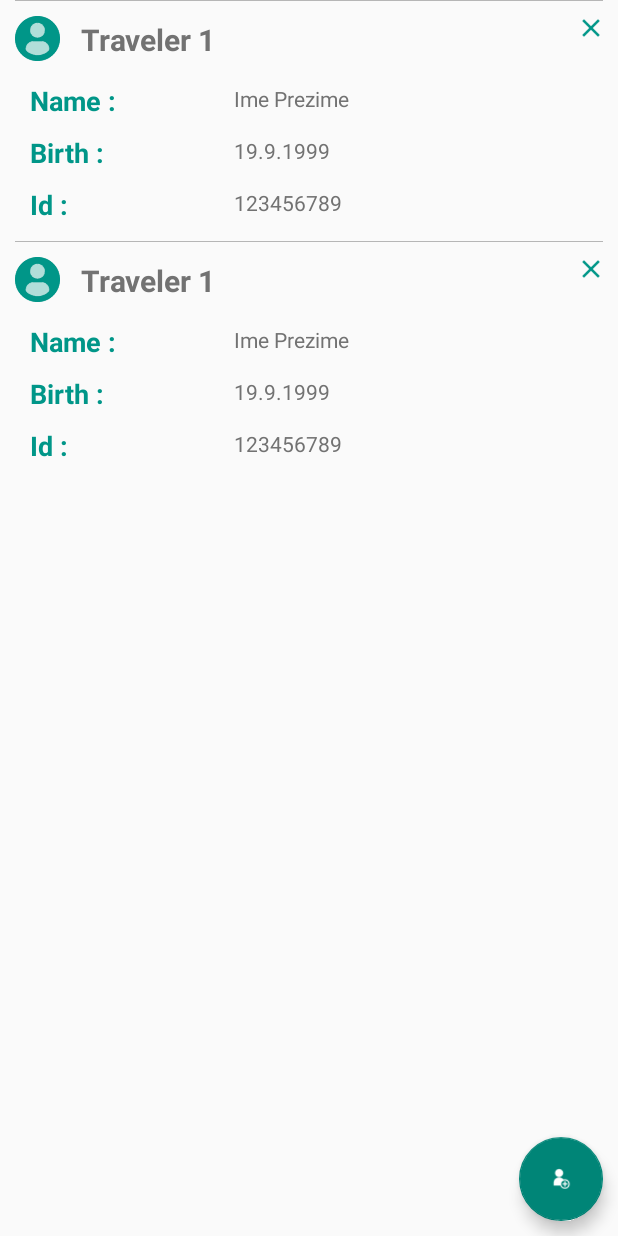
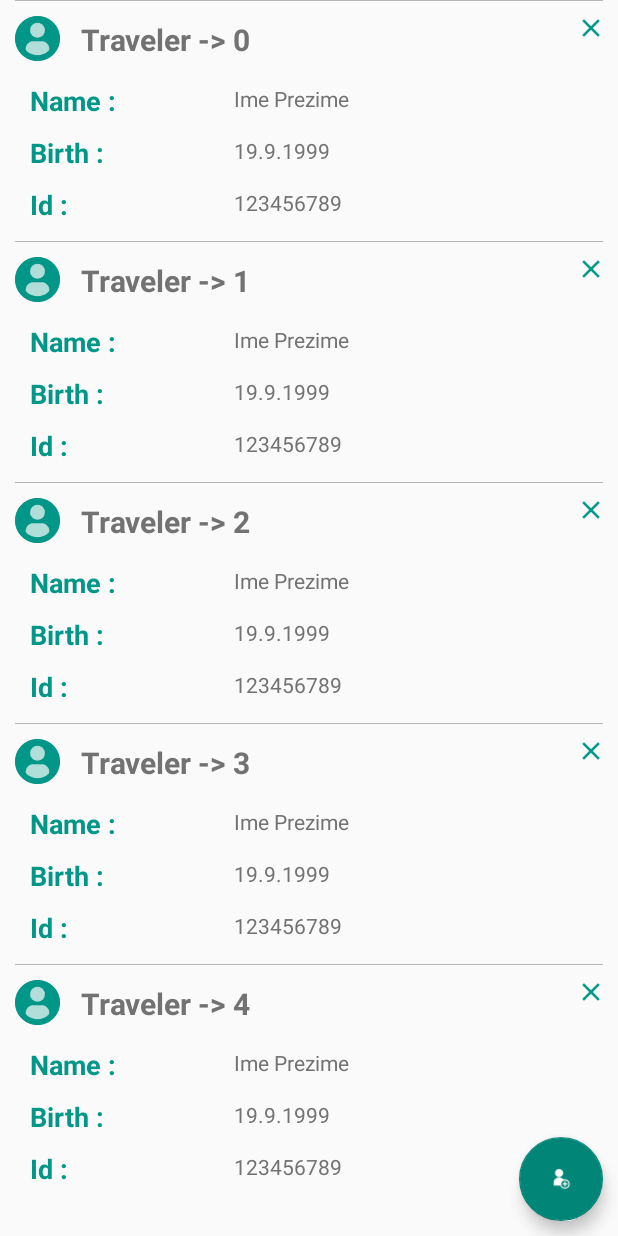
Before and after one commit to 0ximDigital/appsScanner, an Android app: the Test screen opened directly, with no data from a screen before it, on a phone screen of 412 x 824 dp. Run offline under Robolectric (Android 15) with nearby library versions, the phone set to English and light mode, and no system bars; libraries missing offline, so code that uses them is left out: com.github.clans.fab; plain views replace FloatingActionButton.

Commit message:
micanje travlera

```diff
--- a/app/src/main/java/tscanner/msquared/hr/travelscanner/activities/Test.java
+++ b/app/src/main/java/tscanner/msquared/hr/travelscanner/activities/Test.java
@@ -3,6 +3,7 @@ package tscanner.msquared.hr.travelscanner.activities;
 import android.app.Activity;
 import android.os.Bundle;
 import android.view.View;
+import android.widget.LinearLayout;
 
 import tscanner.msquared.hr.travelscanner.customViews.CustomMaterialDialog;
 import tscanner.msquared.hr.travelscanner.R;
@@ -13,7 +14,7 @@ import tscanner.msquared.hr.travelscanner.customViews.TravelerView;
  */
 public class Test extends Activity {
 
-    private CustomMaterialDialog cmd;
+    private LinearLayout containerLinearLayout;
 
     @Override
     protected void onCreate(Bundle savedInstanceState) {
@@ -23,6 +24,15 @@ public class Test extends Activity {
     }
 
     private void referenceViews(){
+
+        this.containerLinearLayout = (LinearLayout) findViewById(R.id.containerLinearLayout);
+
+        for(int i=0; i<5; i++){
+            TravelerView view = new TravelerView(this, this.containerLinearLayout);
+            view.setTravelerTitleName("Traveler -> " + i);
+            this.containerLinearLayout.addView(view);
+        }
+
         /*
         TravelerView tv=new TravelerView(this);
         this.cmd.addTravelerView(tv);
--- a/app/src/main/java/tscanner/msquared/hr/travelscanner/customViews/TravelerView.java
+++ b/app/src/main/java/tscanner/msquared/hr/travelscanner/customViews/TravelerView.java
@@ -3,8 +3,10 @@ package tscanner.msquared.hr.travelscanner.customViews;
 import android.animation.Animator;
 import android.animation.Animator.AnimatorListener;
 import android.content.Context;
+import android.media.Image;
 import android.util.AttributeSet;
 import android.view.View;
+import android.view.ViewGroup;
 import android.view.animation.Animation;
 import android.widget.FrameLayout;
 import android.widget.ImageView;
@@ -20,14 +22,20 @@ public class TravelerView extends FrameLayout {
     private final String TAG = getClass().getSimpleName();
     private Context context;
 
+    private ViewGroup parent;
+
     private FrameLayout travelersContainer;
     private LinearLayout travelersInfo;
-    private TextView travelerName;
-    private ImageView addTravelerImage;
-    private ImageView deleteTravelerImage;
 
-    public TravelerView(Context context) {
+    private TextView travelerTitleName;
+    private TextView travelerNameAndSurname;
+    private TextView travelerBirthDate;
+    private TextView travelerIdNumber;
+    private ImageView deleteTravelerIcon;
+
+    public TravelerView(Context context, ViewGroup parent) {
         super(context);
+        this.parent = parent;
         this.init(context);
     }
 
@@ -50,12 +58,28 @@ public class TravelerView extends FrameLayout {
     private void reference() {
         this.travelersInfo = (LinearLayout) findViewById(R.id.TravelerViewTravelersInfoLinearLayout);
         this.travelersContainer = (FrameLayout) findViewById(R.id.TravelerViewTravelersContainerFrameLayout);
+
+        this.travelerTitleName = (TextView) findViewById(R.id.txtTravelerNameTitle);
+        this.travelerNameAndSurname = (TextView) findViewById(R.id.txtTravelerNameAndSurname);
+        this.travelerBirthDate = (TextView) findViewById(R.id.txtTravelerBirthDate);
+        this.travelerIdNumber = (TextView) findViewById(R.id.txtTravelerIdNumber);
+
+        this.deleteTravelerIcon = (ImageView) findViewById(R.id.imgBtnRemoveTraveler);
+        this.deleteTravelerIcon.setOnClickListener(new OnClickListener() {
+            @Override
+            public void onClick(View view) {
+                if (parent != null) {
+                    parent.removeView(TravelerView.this);
+                }
+            }
+        });
+
         this.travelersContainer.setOnClickListener(new OnClickListener() {
             @Override
             public void onClick(View v) {
-                if(travelersInfo.getVisibility() == VISIBLE){
+                if (travelersInfo.getVisibility() == VISIBLE) {
                     travelersInfo.animate().translationX(travelersInfo.getWidth() * -1).setDuration(400).setListener(travelerInfoAnimatorListener);
-                } else{
+                } else {
                     travelersInfo.setVisibility(VISIBLE);
                     travelersInfo.animate().translationX(0).setDuration(399).setListener(travelerInfoAnimatorListener);
                 }
@@ -63,8 +87,20 @@ public class TravelerView extends FrameLayout {
         });
     }
 
-    public void setTravelerName(String travelerName){
-        this.travelerName.setText(travelerName);
+    public void setTravelerTitleName(String travelerTitleName){
+        this.travelerTitleName.setText(travelerTitleName);
+    }
+
+    public void setTravelerNameAndSurname(String travelerName){
+        this.travelerNameAndSurname.setText(travelerName);
+    }
+
+    public void setTravelerBirthDate(String travelerBirthDate){
+        this.travelerBirthDate.setText(travelerBirthDate);
+    }
+
+    public void setTravelerIdNumber(String travelerIdNumber){
+        this.travelerIdNumber.setText(travelerIdNumber);
     }
 
     private Animator.AnimatorListener travelerInfoAnimatorListener = new AnimatorListener() {
--- a/app/src/main/res/layout/test.xml
+++ b/app/src/main/res/layout/test.xml
@@ -12,21 +12,8 @@
         <LinearLayout
             android:layout_width="match_parent"
             android:layout_height="wrap_content"
-            android:orientation="vertical">
-
-            <view
-                android:layout_width="match_parent"
-                android:layout_height="wrap_content"
-                class="tscanner.msquared.hr.travelscanner.customViews.TravelerView"
-                android:id="@+id/view1"
-                android:layout_gravity="center_horizontal" />
-
-            <view
-                android:layout_width="match_parent"
-                android:layout_height="wrap_content"
-                class="tscanner.msquared.hr.travelscanner.customViews.TravelerView"
-                android:id="@+id/view2"
-                android:layout_gravity="center_horizontal" />
+            android:orientation="vertical"
+            android:id="@+id/containerLinearLayout">
 
         </LinearLayout>
 
--- a/app/src/main/res/layout/traveler_view_layout.xml
+++ b/app/src/main/res/layout/traveler_view_layout.xml
@@ -113,7 +113,7 @@
                     android:layout_width="0dp"
                     android:layout_height="match_parent"
                     style="@style/TravelerPargraphText"
-                    android:id="@+id/txtTravelerAge"
+                    android:id="@+id/txtTravelerBirthDate"
                     android:text="19.9.1999"
                     android:layout_weight="2"
                     android:gravity="center_vertical" />
```
